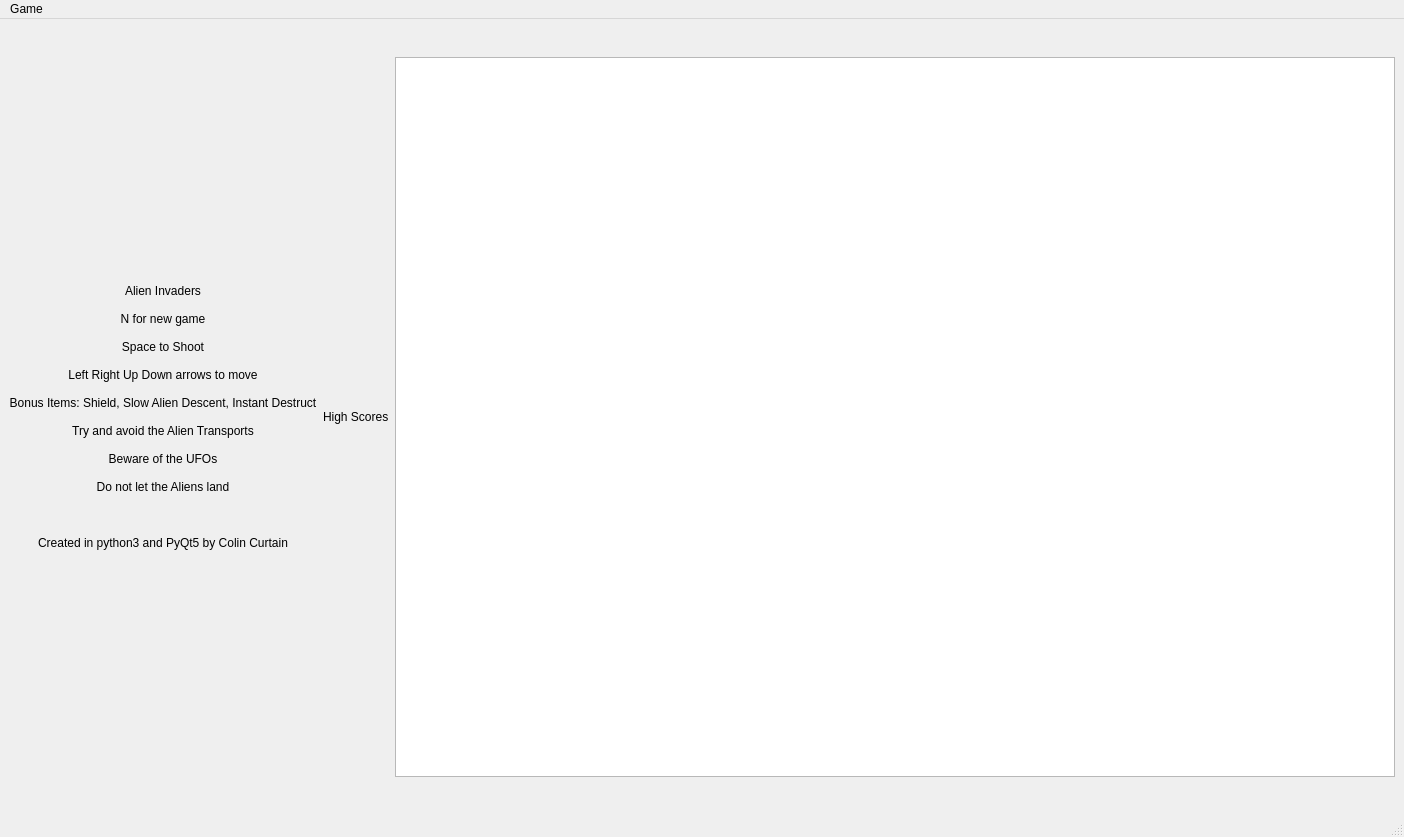
Before: the Qt Designer form GUI/main.ui in ccbogel/Invaders, drawn with Qt 5.
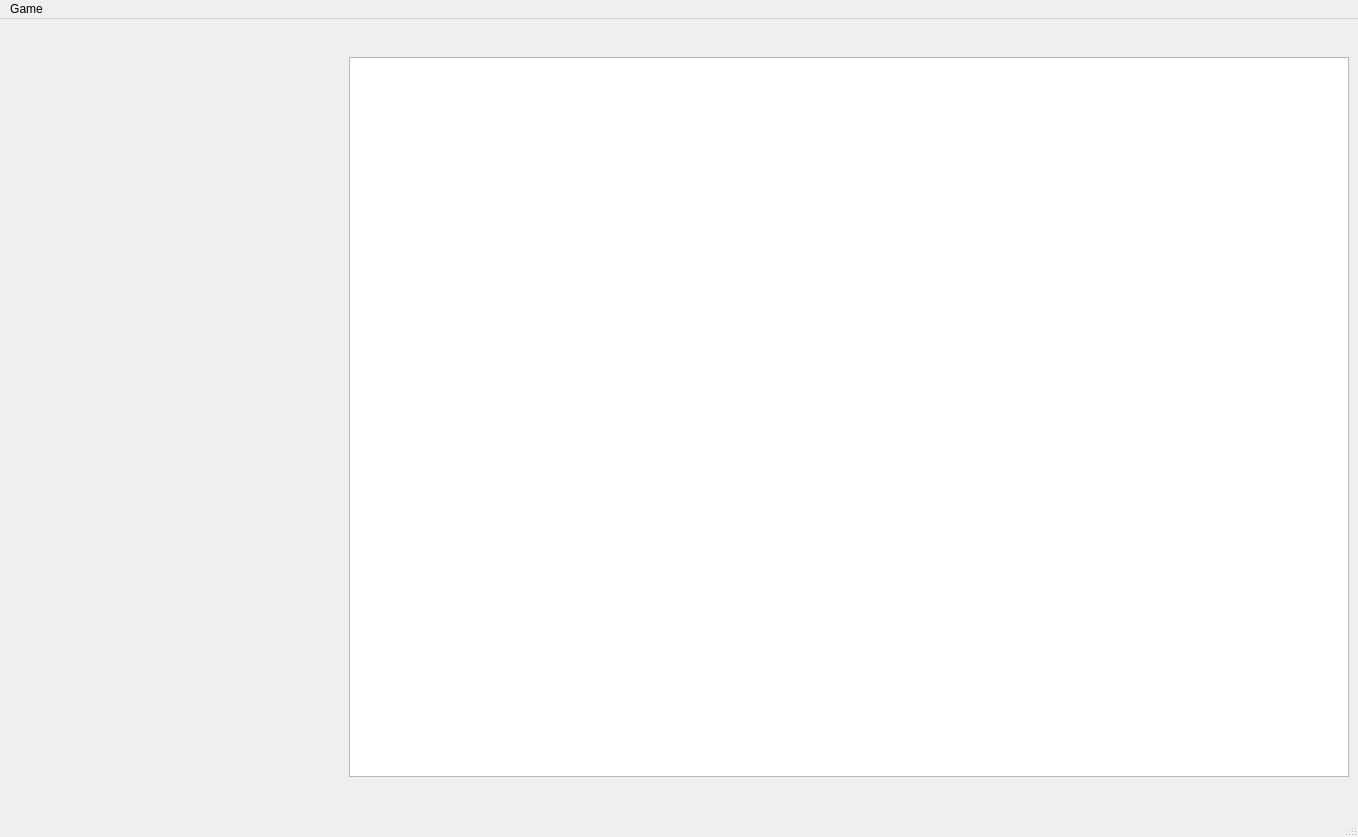
After: the same form once the commit is applied.

Diff of the .ui file:
```diff
--- a/GUI/main.ui
+++ b/GUI/main.ui
@@ -6,7 +6,7 @@
    <rect>
     <x>0</x>
     <y>0</y>
-    <width>1348</width>
+    <width>1358</width>
     <height>837</height>
    </rect>
   </property>
@@ -18,7 +18,7 @@
   </property>
   <widget class="QWidget" name="centralwidget">
    <layout class="QGridLayout" name="gridLayout">
-    <item row="0" column="2">
+    <item row="0" column="1">
      <widget class="QGraphicsView" name="graphicsView">
       <property name="enabled">
        <bool>true</bool>
@@ -43,38 +43,13 @@
     <item row="0" column="0">
      <widget class="QLabel" name="label">
       <property name="text">
-       <string>Alien Invaders
-
-N for new game
-
-Space to Shoot
-
-Left Right Up Down arrows to move
-
-Bonus Items: Shield, Slow Alien Descent, Instant Destruct
-
-Try and avoid the Alien Transports
-
-Beware of the UFOs
-
-Do not let the Aliens land
-
-
-
-Created in python3 and PyQt5 by Colin Curtain</string>
+       <string/>
       </property>
       <property name="alignment">
        <set>Qt::AlignCenter</set>
       </property>
      </widget>
     </item>
-    <item row="0" column="1">
-     <widget class="QLabel" name="label_high_scores">
-      <property name="text">
-       <string>High Scores</string>
-      </property>
-     </widget>
-    </item>
    </layout>
   </widget>
   <widget class="QMenuBar" name="menubar">
@@ -82,8 +57,8 @@
     <rect>
      <x>0</x>
      <y>0</y>
-     <width>1348</width>
-     <height>27</height>
+     <width>1358</width>
+     <height>26</height>
     </rect>
    </property>
    <widget class="QMenu" name="menuGame">
```
Left out of the diff: 18 changed lines with no effect on the pictures.
